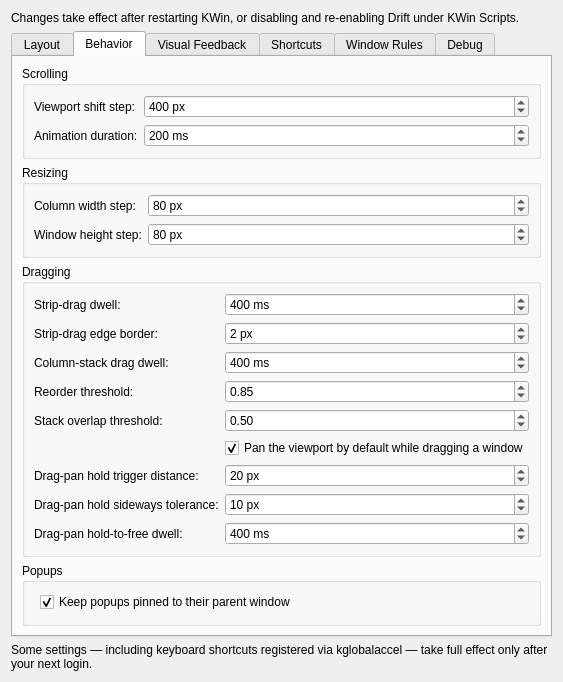
The window that drift/ui/config.ui (epicodic/drift) describes before a commit, drawn with Qt 5.
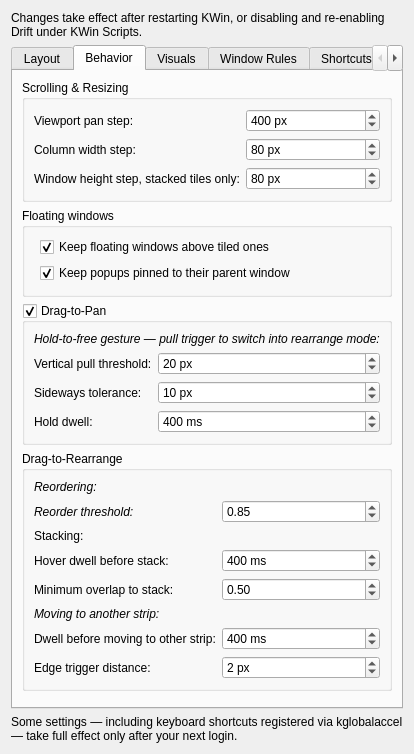
The same window after the commit. The open tabs and pages were chosen to show the change.

What changed in the file:
```diff
--- a/drift/ui/config.ui
+++ b/drift/ui/config.ui
@@ -170,19 +170,6 @@
                                                 </property>
                                             </widget>
                                         </item>
-                                        <item row="6" column="1">
-                                            <widget class="QCheckBox" name="kcfg_undockKeepAbove">
-                                                <property name="toolTip">
-                                                    <string>Keep an undocked (floating) window above still-docked windows</string>
-                                                </property>
-                                                <property name="text">
-                                                    <string>Keep undocked windows above docked ones</string>
-                                                </property>
-                                                <property name="checked">
-                                                    <bool>true</bool>
-                                                </property>
-                                            </widget>
-                                        </item>
                                     </layout>
                                 </widget>
                             </item>
@@ -203,13 +190,13 @@
                             <item>
                                 <widget class="QGroupBox" name="groupBox_scrolling">
                                     <property name="title">
-                                        <string>Scrolling</string>
+                                        <string>Scrolling &amp;&amp; Resizing</string>
                                     </property>
                                     <layout class="QFormLayout" name="formLayout_scrolling">
                                         <item row="0" column="0">
                                             <widget class="QLabel" name="label_viewportShiftStep">
                                                 <property name="text">
-                                                    <string>Viewport shift step:</string>
+                                                    <string>Viewport pan step:</string>
                                                 </property>
                                             </widget>
                                         </item>
@@ -233,45 +220,13 @@
                                             </widget>
                                         </item>
                                         <item row="1" column="0">
-                                            <widget class="QLabel" name="label_animationDurationMs">
-                                                <property name="text">
-                                                    <string>Animation duration:</string>
-                                                </property>
-                                            </widget>
-                                        </item>
-                                        <item row="1" column="1">
-                                            <widget class="QSpinBox" name="kcfg_animationDurationMs">
-                                                <property name="toolTip">
-                                                    <string>Duration of the focus-scroll animation</string>
-                                                </property>
-                                                <property name="suffix">
-                                                    <string> ms</string>
-                                                </property>
-                                                <property name="maximum">
-                                                    <number>5000</number>
-                                                </property>
-                                                <property name="value">
-                                                    <number>200</number>
-                                                </property>
-                                            </widget>
-                                        </item>
-                                    </layout>
-                                </widget>
-                            </item>
-                            <item>
-                                <widget class="QGroupBox" name="groupBox_resizing">
-                                    <property name="title">
-                                        <string>Resizing</string>
-                                    </property>
-                                    <layout class="QFormLayout" name="formLayout_resizing">
-                                        <item row="0" column="0">
                                             <widget class="QLabel" name="label_columnWidthStep">
                                                 <property name="text">
                                                     <string>Column width step:</string>
                                                 </property>
                                             </widget>
                                         </item>
-                                        <item row="0" column="1">
+                                        <item row="1" column="1">
                                             <widget class="QSpinBox" name="kcfg_columnWidthStep">
                                                 <property name="toolTip">
                                                     <string>Distance a column's width changes per increase/decrease-width shortcut press</string>
@@ -290,14 +245,14 @@
                                                 </property>
                                             </widget>
                                         </item>
-                                        <item row="1" column="0">
+                                        <item row="2" column="0">
                                             <widget class="QLabel" name="label_windowHeightStep">
                                                 <property name="text">
-                                                    <string>Window height step:</string>
+                                                    <string>Window height step, stacked tiles only:</string>
                                                 </property>
                                             </widget>
                                         </item>
-                                        <item row="1" column="1">
+                                        <item row="2" column="1">
                                             <widget class="QSpinBox" name="kcfg_windowHeightStep">
                                                 <property name="toolTip">
                                                     <string>Distance a stacked tile's height changes per increase/decrease-height shortcut press (stacked columns only)</string>
@@ -322,44 +277,74 @@
                             <item>
                                 <widget class="QGroupBox" name="groupBox_dragging">
                                     <property name="title">
-                                        <string>Dragging</string>
+                                        <string>Floating windows</string>
                                     </property>
-                                    <layout class="QFormLayout" name="formLayout_dragging">
-                                        <item row="0" column="0">
-                                            <widget class="QLabel" name="label_stripDragDwellMs">
-                                                <property name="text">
-                                                    <string>Strip-drag dwell:</string>
-                                                </property>
-                                            </widget>
-                                        </item>
+                                    <layout class="QFormLayout" name="formLayout_floatingWindows">
                                         <item row="0" column="1">
-                                            <widget class="QSpinBox" name="kcfg_stripDragDwellMs">
+                                            <widget class="QCheckBox" name="kcfg_undockKeepAbove">
                                                 <property name="toolTip">
                                                     <string>How long a dragged window must stay past the screen's top/bottom edge before it moves to the strip above/below</string>
                                                 </property>
-                                                <property name="suffix">
-                                                    <string> ms</string>
+                                                <property name="text">
+                                                    <string>Keep floating windows above tiled ones</string>
                                                 </property>
-                                                <property name="minimum">
-                                                    <number>0</number>
+                                                <property name="checked">
+                                                    <bool>true</bool>
                                                 </property>
-                                                <property name="maximum">
-                                                    <number>5000</number>
+                                            </widget>
+                                        </item>
+                                        <item row="1" column="1">
+                                            <widget class="QCheckBox" name="kcfg_popupPinningEnabled">
+                                                <property name="toolTip">
+                                                    <string>A dialog or popup follows its tiled parent window's on-screen position instead of being left behind</string>
                                                 </property>
-                                                <property name="value">
-                                                    <number>400</number>
+                                                <property name="text">
+                                                    <string>Keep popups pinned to their parent window</string>
+                                                </property>
+                                                <property name="checked">
+                                                    <bool>true</bool>
+                                                </property>
+                                            </widget>
+                                        </item>
+                                    </layout>
+                                </widget>
+                            </item>
+                            <item>
+                                <widget class="QGroupBox" name="kcfg_dragPanEnabled">
+                                    <property name="title">
+                                        <string>Drag-to-Pan</string>
+                                    </property>
+                                    <property name="toolTip">
+                                        <string>Dragging a window pans the viewport by default. Pull the window down or up and hold it steady to switch to normal reordering, stacking, or moving it to another strip.</string>
+                                    </property>
+                                    <property name="checkable">
+                                        <bool>true</bool>
+                                    </property>
+                                    <property name="checked">
+                                        <bool>true</bool>
+                                    </property>
+                                    <layout class="QFormLayout" name="formLayout_dragPan">
+                                        <item row="0" column="0" colspan="2">
+                                            <widget class="QLabel" name="label_dragPanCaption">
+                                                <property name="text">
+                                                    <string>Hold-to-free gesture — pull trigger to switch into rearrange mode:</string>
+                                                </property>
+                                                <property name="font">
+                                                    <font>
+                                                        <italic>true</italic>
+                                                    </font>
                                                 </property>
                                             </widget>
                                         </item>
                                         <item row="1" column="0">
-                                            <widget class="QLabel" name="label_stripDragEdgeBorderPx">
+                                            <widget class="QLabel" name="label_dragPanVerticalTriggerPx">
                                                 <property name="text">
-                                                    <string>Strip-drag edge border:</string>
+                                                    <string>Vertical pull threshold:</string>
                                                 </property>
                                             </widget>
                                         </item>
                                         <item row="1" column="1">
-                                            <widget class="QSpinBox" name="kcfg_stripDragEdgeBorderPx">
+                                            <widget class="QSpinBox" name="kcfg_dragPanVerticalTriggerPx">
                                                 <property name="toolTip">
                                                     <string>How close to the screen's top/bottom edge the pointer must be for a cross-strip drag to arm</string>
                                                 </property>
@@ -370,47 +355,99 @@
                                                     <number>0</number>
                                                 </property>
                                                 <property name="maximum">
-                                                    <number>100</number>
+                                                    <number>500</number>
                                                 </property>
                                                 <property name="value">
-                                                    <number>2</number>
+                                                    <number>20</number>
                                                 </property>
                                             </widget>
                                         </item>
                                         <item row="2" column="0">
-                                            <widget class="QLabel" name="label_columnDragDwellMs">
+                                            <widget class="QLabel" name="label_dragPanHorizontalTolerancePx">
                                                 <property name="text">
-                                                    <string>Column-stack drag dwell:</string>
+                                                    <string>Sideways tolerance:</string>
                                                 </property>
                                             </widget>
                                         </item>
                                         <item row="2" column="1">
-                                            <widget class="QSpinBox" name="kcfg_columnDragDwellMs">
+                                            <widget class="QSpinBox" name="kcfg_dragPanHorizontalTolerancePx">
                                                 <property name="toolTip">
                                                     <string>How long the pointer must hover a neighbor column before a cross-column drag previews stacking into it</string>
                                                 </property>
                                                 <property name="suffix">
-                                                    <string> ms</string>
+                                                    <string> px</string>
                                                 </property>
                                                 <property name="minimum">
                                                     <number>0</number>
                                                 </property>
                                                 <property name="maximum">
-                                                    <number>5000</number>
+                                                    <number>500</number>
                                                 </property>
                                                 <property name="value">
-                                                    <number>400</number>
+                                                    <number>10</number>
                                                 </property>
                                             </widget>
                                         </item>
                                         <item row="3" column="0">
+                                            <widget class="QLabel" name="label_dragPanFreeDwellMs">
+                                                <property name="text">
+                                                    <string>Hold dwell:</string>
+                                                </property>
+                                            </widget>
+                                        </item>
+                                        <item row="3" column="1">
+                                            <widget class="QSpinBox" name="kcfg_dragPanFreeDwellMs">
+                                                <property name="toolTip">
+                                                    <string>How long a hold-to-free gesture must be sustained before the drag is freed into normal reorder/stack/cross-strip-drag behavior</string>
+                                                </property>
+                                                <property name="suffix">
+                                                    <string> ms</string>
+                                                </property>
+                                                <property name="minimum">
+                                                    <number>0</number>
+                                                </property>
+                                                <property name="maximum">
+                                                    <number>2000</number>
+                                                </property>
+                                                <property name="value">
+                                                    <number>400</number>
+                                                </property>
+                                            </widget>
+                                        </item>
+                                    </layout>
+                                </widget>
+                            </item>
+                            <item>
+                                <widget class="QGroupBox" name="groupBox_dragToRearrange">
+                                    <property name="title">
+                                        <string>Drag-to-Rearrange</string>
+                                    </property>
+                                    <layout class="QFormLayout" name="formLayout_dragToRearrange">
+                                        <item row="0" column="0" colspan="2">
+                                            <widget class="QLabel" name="label_reorderingCaption">
+                                                <property name="text">
+                                                    <string>Reordering:</string>
+                                                </property>
+                                                <property name="font">
+                                                    <font>
+                                                        <italic>true</italic>
+                                                    </font>
+                                                </property>
+                                            </widget>
+                                        </item>
+                                        <item row="1" column="0">
                                             <widget class="QLabel" name="label_reorderThresholdFraction">
                                                 <property name="text">
                                                     <string>Reorder threshold:</string>
                                                 </property>
+                                                <property name="font">
+                                                    <font>
+                                                        <italic>true</italic>
+                                                    </font>
+                                                </property>
                                             </widget>
                                         </item>
-                                        <item row="3" column="1">
+                                        <item row="1" column="1">
                                             <widget class="QDoubleSpinBox" name="kcfg_reorderThresholdFraction">
                                                 <property name="toolTip">
                                                     <string>How far a dragged column's edge must penetrate a neighbor before a reorder swap fires, as a fraction of the neighbor's width</string>
@@ -432,10 +469,43 @@
                                                 </property>
                                             </widget>
                                         </item>
+                                        <item row="2" column="0" colspan="2">
+                                            <widget class="QLabel" name="label_stackingCaption">
+                                                <property name="text">
+                                                    <string>Stacking:</string>
+                                                </property>
+                                            </widget>
+                                        </item>
+                                        <item row="3" column="0">
+                                            <widget class="QLabel" name="label_columnDragDwellMs">
+                                                <property name="text">
+                                                    <string>Hover dwell before stack:</string>
+                                                </property>
+                                            </widget>
+                                        </item>
+                                        <item row="3" column="1">
+                                            <widget class="QSpinBox" name="kcfg_columnDragDwellMs">
+                                                <property name="toolTip">
+                                                    <string>How long the pointer must hover a neighbor column before the dragged window is stacked into it</string>
+                                                </property>
+                                                <property name="suffix">
+                                                    <string> ms</string>
+                                                </property>
+                                                <property name="minimum">
+                                                    <number>0</number>
+                                                </property>
+                                                <property name="maximum">
+                                                    <number>5000</number>
+                                                </property>
+                                                <property name="value">
+                                                    <number>400</number>
+                                                </property>
+                                            </widget>
+                                        </item>
                                         <item row="4" column="0">
                                             <widget class="QLabel" name="label_stackOverlapFraction">
                                                 <property name="text">
-                                                    <string>Stack overlap threshold:</string>
+                                                    <string>Minimum overlap to stack:</string>
                                                 </property>
                                             </widget>
                                         </item>
@@ -461,54 +531,53 @@
                                                 </property>
                                             </widget>
                                         </item>
-                                        <item row="5" column="1">
-                                            <widget class="QCheckBox" name="kcfg_dragPanEnabled">
-                                                <property name="toolTip">
-                                                    <string>Dragging a window pans the viewport by default. Pull the window down or up and hold it steady to switch to normal reordering, stacking, or moving it to another strip.</string>
-                                                </property>
+                                        <item row="5" column="0" colspan="2">
+                                            <widget class="QLabel" name="label_movingToStripCaption">
                                                 <property name="text">
-                                                    <string>Pan the viewport by default while dragging a window</string>
+                                                    <string>Moving to another strip:</string>
                                                 </property>
-                                                <property name="checked">
-                                                    <bool>true</bool>
+                                                <property name="font">
+                                                    <font>
+                                                        <italic>true</italic>
+                                                    </font>
                                                 </property>
                                             </widget>
                                         </item>
                                         <item row="6" column="0">
-                                            <widget class="QLabel" name="label_dragPanVerticalTriggerPx">
+                                            <widget class="QLabel" name="label_stripDragDwellMs">
                                                 <property name="text">
-                                                    <string>Drag-pan hold trigger distance:</string>
+                                                    <string>Dwell before moving to other strip:</string>
                                                 </property>
                                             </widget>
                                         </item>
                                         <item row="6" column="1">
-                                            <widget class="QSpinBox" name="kcfg_dragPanVerticalTriggerPx">
+                                            <widget class="QSpinBox" name="kcfg_stripDragDwellMs">
                                                 <property name="toolTip">
                                                     <string>Cumulative vertical drag movement, in pixels, before a hold-to-free gesture can start counting</string>
                                                 </property>
                                                 <property name="suffix">
-                                                    <string> px</string>
+                                                    <string> ms</string>
                                                 </property>
                                                 <property name="minimum">
                                                     <number>0</number>
                                                 </property>
                                                 <property name="maximum">
-                                                    <number>500</number>
+                                                    <number>5000</number>
                                                 </property>
                                                 <property name="value">
-                                                    <number>20</number>
+                                                    <number>400</number>
                                                 </property>
                                             </widget>
                                         </item>
                                         <item row="7" column="0">
-                                            <widget class="QLabel" name="label_dragPanHorizontalTolerancePx">
+                                            <widget class="QLabel" name="label_stripDragEdgeBorderPx">
                                                 <property name="text">
-                                                    <string>Drag-pan hold sideways tolerance:</string>
+                                                    <string>Edge trigger distance:</string>
                                                 </property>
                                             </widget>
                                         </item>
                                         <item row="7" column="1">
-                                            <widget class="QSpinBox" name="kcfg_dragPanHorizontalTolerancePx">
+                                            <widget class="QSpinBox" name="kcfg_stripDragEdgeBorderPx">
                                                 <property name="toolTip">
                                                     <string>Horizontal drift, in pixels, allowed since a hold-to-free gesture started before it's canceled</string>
                                                 </property>
@@ -519,36 +588,10 @@
                                                     <number>0</number>
                                                 </property>
                                                 <property name="maximum">
-                                                    <number>500</number>
+                                                    <number>100</number>
                                                 </property>
                                                 <property name="value">
-                                                    <number>10</number>
-                                                </property>
-                                            </widget>
-                                        </item>
-                                        <item row="8" column="0">
-                                            <widget class="QLabel" name="label_dragPanFreeDwellMs">
-                                                <property name="text">
-                                                    <string>Drag-pan hold-to-free dwell:</string>
-                                                </property>
-                                            </widget>
-                                        </item>
-                                        <item row="8" column="1">
-                                            <widget class="QSpinBox" name="kcfg_dragPanFreeDwellMs">
-                                                <property name="toolTip">
-                                                    <string>How long a hold-to-free gesture must be sustained before the drag is freed into normal reorder/stack/cross-strip-drag behavior</string>
-                                                </property>
-                                                <property name="suffix">
-                                                    <string> ms</string>
-                                                </property>
-                                                <property name="minimum">
-                                                    <number>0</number>
-                                                </property>
-                                                <property name="maximum">
-                                                    <number>2000</number>
-                                                </property>
-                                                <property name="value">
-                                                    <number>400</number>
+                                                    <number>2</number>
                                                 </property>
                                             </widget>
                                         </item>
@@ -556,34 +599,51 @@
                                 </widget>
                             </item>
                             <item>
-                                <widget class="QGroupBox" name="groupBox_popups">
-                                    <property name="title">
-                                        <string>Popups</string>
+                                <spacer name="verticalSpacer_behavior">
+                                    <property name="orientation">
+                                        <enum>Qt::Orientation::Vertical</enum>
                                     </property>
-                                    <layout class="QFormLayout" name="formLayout_popups">
-                                        <item row="0" column="1">
-                                            <widget class="QCheckBox" name="kcfg_popupPinningEnabled">
-                                                <property name="toolTip">
-                                                    <string>A dialog or popup follows its tiled parent window's on-screen position instead of being left behind</string>
-                                                </property>
-                                                <property name="text">
-                                                    <string>Keep popups pinned to their parent window</string>
-                                                </property>
-                                                <property name="checked">
-                                                    <bool>true</bool>
-                                                </property>
-                                            </widget>
-                                        </item>
-                                    </layout>
-                                </widget>
+                                </spacer>
                             </item>
                         </layout>
                     </widget>
                     <widget class="QWidget" name="tab_visualFeedback">
                         <attribute name="title">
-                            <string>Visual Feedback</string>
+                            <string>Visuals</string>
                         </attribute>
-                        <layout class="QVBoxLayout" name="verticalLayout_visualFeedback">
+                        <layout class="QVBoxLayout" name="verticalLayout_visuals">
+                            <item>
+                                <widget class="QGroupBox" name="groupBox_animation">
+                                    <property name="title">
+                                        <string>Animation</string>
+                                    </property>
+                                    <layout class="QFormLayout" name="formLayout_animation">
+                                        <item row="0" column="0">
+                                            <widget class="QLabel" name="label_animationDurationMs">
+                                                <property name="text">
+                                                    <string>Animation duration:</string>
+                                                </property>
+                                            </widget>
+                                        </item>
+                                        <item row="0" column="1">
+                                            <widget class="QSpinBox" name="kcfg_animationDurationMs">
+                                                <property name="toolTip">
+                                                    <string>Duration of the animations</string>
+                                                </property>
+                                                <property name="suffix">
+                                                    <string> ms</string>
+                                                </property>
+                                                <property name="maximum">
+                                                    <number>5000</number>
+                                                </property>
+                                                <property name="value">
+                                                    <number>200</number>
+                                                </property>
+                                            </widget>
+                                        </item>
+                                    </layout>
+                                </widget>
+                            </item>
                             <item>
                                 <widget class="QGroupBox" name="groupBox_minimap">
                                     <property name="title">
@@ -731,13 +791,6 @@
                                     </layout>
                                 </widget>
                             </item>
-                        </layout>
-                    </widget>
-                    <widget class="QWidget" name="tab_shortcuts">
-                        <attribute name="title">
-                            <string>Shortcuts</string>
-                        </attribute>
-                        <layout class="QVBoxLayout" name="verticalLayout_shortcuts">
                             <item>
                                 <widget class="QLabel" name="label_shortcutsExplanation">
                                     <property name="text">
@@ -802,6 +855,50 @@
                             </item>
                         </layout>
                     </widget>
+                    <widget class="QWidget" name="tab_shortcuts">
+                        <attribute name="title">
+                            <string>Shortcuts</string>
+                        </attribute>
+                        <layout class="QVBoxLayout" name="verticalLayout_shortcuts">
+                            <item>
+                                <widget class="QLabel" name="label_shortcutsExplanation">
+                                    <property name="text">
+                                        <string>Configure Drift's keyboard shortcuts in System Settings → Shortcuts (search for &quot;Drift&quot;).</string>
+                                    </property>
+                                    <property name="wordWrap">
+                                        <bool>true</bool>
+                                    </property>
+                                    <property name="alignment">
+                                        <set>Qt::AlignmentFlag::AlignCenter</set>
+                                    </property>
+                                </widget>
+                            </item>
+                            <item>
+                                <widget class="QLabel" name="label_setupShortcutsScript">
+                                    <property name="text">
+                                        <string>To (re-)apply Drift's default shortcuts in one step, run:
+~/.local/share/kwin/scripts/drift/contents/bin/setup-shortcuts.sh</string>
+                                    </property>
+                                    <property name="wordWrap">
+                                        <bool>true</bool>
+                                    </property>
+                                    <property name="alignment">
+                                        <set>Qt::AlignmentFlag::AlignCenter</set>
+                                    </property>
+                                    <property name="textInteractionFlags">
+                                        <set>Qt::TextInteractionFlag::TextSelectableByMouse</set>
+                                    </property>
+                                </widget>
+                            </item>
+                            <item>
+                                <spacer name="verticalSpacer_shortcuts">
+                                    <property name="orientation">
+                                        <enum>Qt::Orientation::Vertical</enum>
+                                    </property>
+                                </spacer>
+                            </item>
+                        </layout>
+                    </widget>
                     <widget class="QWidget" name="tab_debug">
                         <attribute name="title">
                             <string>Debug</string>
```
Left out of the diff: 100 changed lines with no effect on the pictures.
